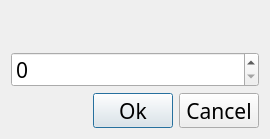
Old version of the form Windows/clsNumberInput.ui in the repository caicaiking/AbamaAnalysis.
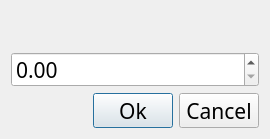
New version of the form.

The edit to the form file:
```diff
--- a/Windows/clsNumberInput.ui
+++ b/Windows/clsNumberInput.ui
@@ -34,7 +34,7 @@
     </widget>
    </item>
    <item>
-    <widget class="QSpinBox" name="spinBox">
+    <widget class="QDoubleSpinBox" name="spinBox">
      <property name="minimumSize">
       <size>
        <width>0</width>
```
